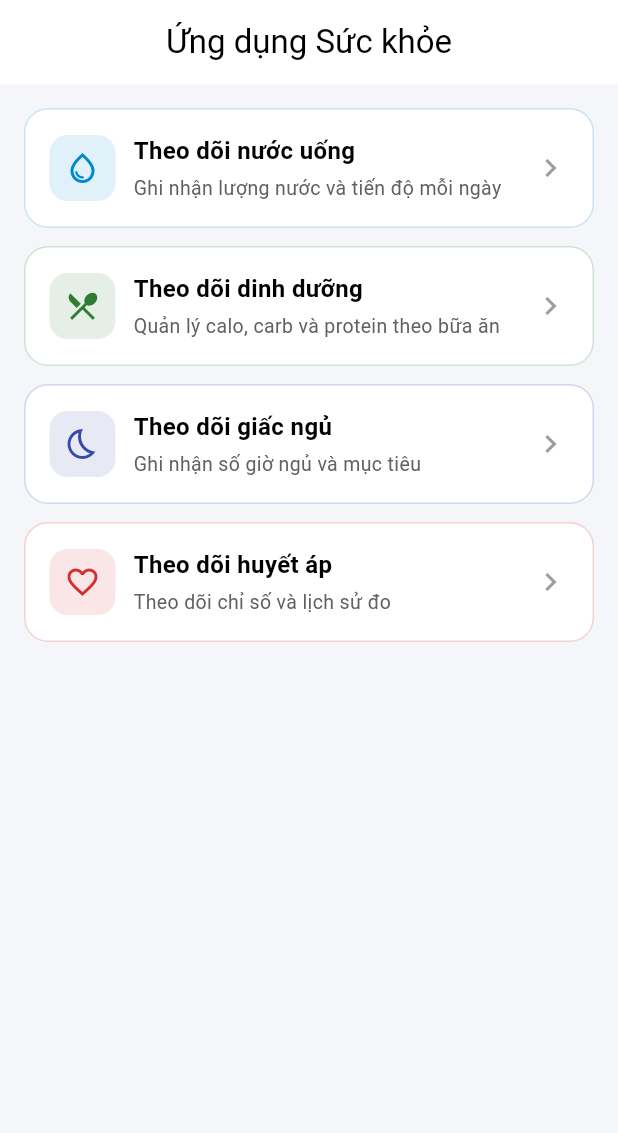
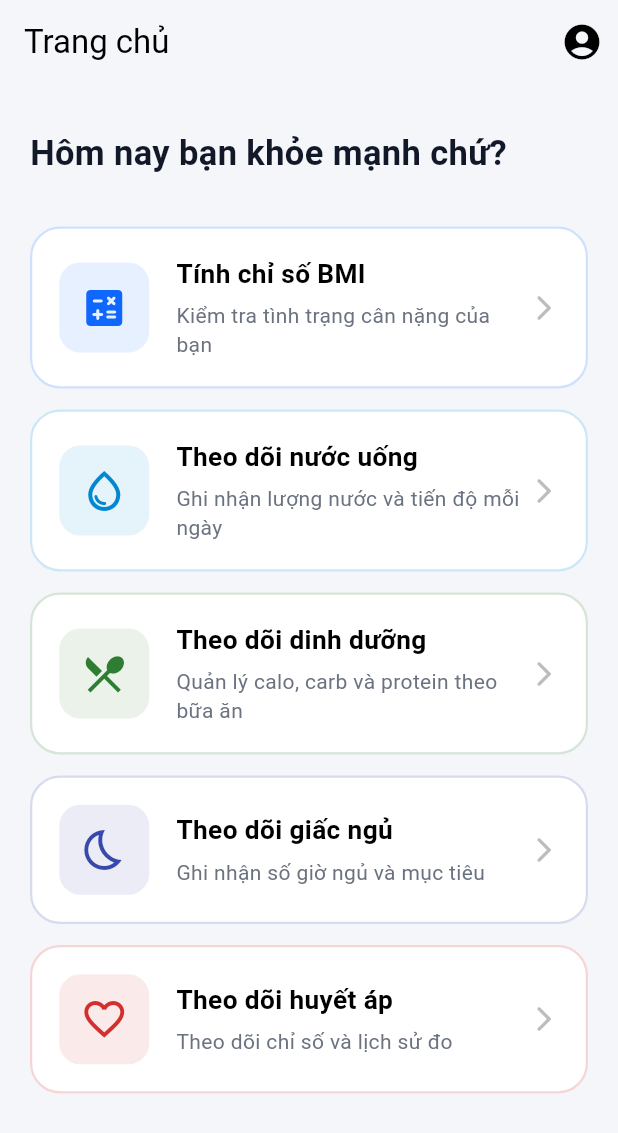
Before and after one commit to HuyTuan-2005/wellness-app, a Flutter app: the HomeScreen screen opened directly, on a phone screen of 412 x 824 dp. Shown: the top 1133 px of the screen. Run offline on Flutter 3.47's test engine with Material 3 defaults, Android fonts, the phone set to English and light mode, and no system bars.

Commit message:
fix error

```diff
--- a/lib/app.dart
+++ b/lib/app.dart
@@ -2,6 +2,7 @@ import 'package:flutter/material.dart';
 import 'package:wellness_app/core/theme/app_theme.dart';
 import 'package:wellness_app/features/BMI/screens/BMI_screen.dart';
 import 'package:wellness_app/features/appointment/screens/appointment_list_screen.dart';
+import 'package:wellness_app/features/home/screens/home_screen.dart';
 import 'package:wellness_app/features/medication/screens/medication_list_screen.dart';
 import 'package:wellness_app/features/profile/screens/profile_screen.dart';
 
@@ -19,7 +20,7 @@ class WellnessApp extends StatelessWidget {
 
       // home: const DashboardScreen(),
       // home: const MedicationListScreen(),
-      home: const ProfileScreen(),
+      home: const HomeScreen(),
     );
   }
 }
--- a/lib/features/home/screens/home_screen.dart
+++ b/lib/features/home/screens/home_screen.dart
@@ -1,5 +1,8 @@
 import 'package:flutter/material.dart';
 import 'package:wellness_app/features/blood_pressure/screens/blood_pressure_tracking_screen.dart';
+import '../../../core/theme/app_colors.dart';
+import 'package:wellness_app/features/profile/screens/profile_screen.dart';
+import 'package:wellness_app/features/BMI/screens/BMI_screen.dart';
 import 'package:wellness_app/features/nutrition/screens/nutrition_tracking_screen.dart';
 import 'package:wellness_app/features/sleep/screens/sleep_tracking_screen.dart';
 import 'package:wellness_app/features/water/screens/water_tracking_screen.dart';
@@ -15,11 +18,58 @@ class _HomeScreenState extends State<HomeScreen> {
   @override
   Widget build(BuildContext context) {
     return Scaffold(
-      appBar: AppBar(title: const Text('Ứng dụng Sức khỏe'), centerTitle: true),
-      body: ListView(
-        padding: const EdgeInsets.all(16),
+      backgroundColor: AppColors.background,
+      appBar: AppBar(
+        title: const Text('Trang chủ'),
+        backgroundColor: AppColors.background,
+        elevation: 0,
+        actions: [
+          IconButton(
+            icon: const Icon(Icons.account_circle, size: 28),
+            onPressed: () {
+              Navigator.push(
+                context,
+                MaterialPageRoute(builder: (context) => const ProfileScreen()),
+              );
+            },
+          ),
+        ],
+      ),
+      body: SingleChildScrollView(
+        padding: const EdgeInsets.all(20),
+        child: Column(
+          crossAxisAlignment: CrossAxisAlignment.start,
           children: [
-          _FeatureTile(
+            const SizedBox(height: 10),
+            const Text(
+              'Hôm nay bạn khỏe mạnh chứ?',
+              style: TextStyle(
+                fontSize: 23,
+                fontWeight: FontWeight.bold,
+                color: AppColors.textPrimary,
+              ),
+            ),
+
+            const SizedBox(height: 32),
+
+            // ==================== CÁC CARD ĐỒNG NHẤT ====================
+            _FeatureCard(
+              title: 'Tính chỉ số BMI',
+              subtitle: 'Kiểm tra tình trạng cân nặng của bạn',
+              icon: Icons.calculate_rounded,
+              color: AppColors.primary,
+              onTap: () {
+                Navigator.push(
+                  context,
+                  MaterialPageRoute(
+                    builder: (_) => const BMICalculatorScreen(),
+                  ),
+                );
+              },
+            ),
+            const SizedBox(height: 14),
+
+            _FeatureCard(
               title: 'Theo dõi nước uống',
               subtitle: 'Ghi nhận lượng nước và tiến độ mỗi ngày',
               icon: Icons.water_drop_outlined,
@@ -27,12 +77,15 @@ class _HomeScreenState extends State<HomeScreen> {
               onTap: () {
                 Navigator.push(
                   context,
-                MaterialPageRoute(builder: (_) => const WaterTrackingScreen()),
+                  MaterialPageRoute(
+                    builder: (_) => const WaterTrackingScreen(),
+                  ),
                 );
               },
             ),
-          const SizedBox(height: 12),
-          _FeatureTile(
+            const SizedBox(height: 14),
+
+            _FeatureCard(
               title: 'Theo dõi dinh dưỡng',
               subtitle: 'Quản lý calo, carb và protein theo bữa ăn',
               icon: Icons.restaurant_menu,
@@ -46,8 +99,9 @@ class _HomeScreenState extends State<HomeScreen> {
                 );
               },
             ),
-          const SizedBox(height: 12),
-          _FeatureTile(
+            const SizedBox(height: 14),
+
+            _FeatureCard(
               title: 'Theo dõi giấc ngủ',
               subtitle: 'Ghi nhận số giờ ngủ và mục tiêu',
               icon: Icons.bedtime_outlined,
@@ -55,12 +109,15 @@ class _HomeScreenState extends State<HomeScreen> {
               onTap: () {
                 Navigator.push(
                   context,
-                MaterialPageRoute(builder: (_) => const SleepTrackingScreen()),
+                  MaterialPageRoute(
+                    builder: (_) => const SleepTrackingScreen(),
+                  ),
                 );
               },
             ),
-          const SizedBox(height: 12),
-          _FeatureTile(
+            const SizedBox(height: 14),
+
+            _FeatureCard(
               title: 'Theo dõi huyết áp',
               subtitle: 'Theo dõi chỉ số và lịch sử đo',
               icon: Icons.favorite_outline,
@@ -76,51 +133,41 @@ class _HomeScreenState extends State<HomeScreen> {
             ),
           ],
         ),
+      ),
     );
   }
-}
 
-class _FeatureTile extends StatelessWidget {
-  final String title;
-  final String subtitle;
-  final IconData icon;
-  final Color color;
-  final VoidCallback onTap;
-
-  const _FeatureTile({
-    required this.title,
-    required this.subtitle,
-    required this.icon,
-    required this.color,
-    required this.onTap,
-  });
-
-  @override
-  Widget build(BuildContext context) {
-    return Material(
-      color: Colors.white,
-      borderRadius: BorderRadius.circular(16),
-      child: InkWell(
+  // ==================== WIDGET CARD ĐỒNG NHẤT ====================
+  Widget _FeatureCard({
+    required String title,
+    required String subtitle,
+    required IconData icon,
+    required Color color,
+    required VoidCallback onTap,
+  }) {
+    return GestureDetector(
       onTap: onTap,
-        borderRadius: BorderRadius.circular(16),
       child: Container(
-          padding: const EdgeInsets.all(16),
+        padding: const EdgeInsets.all(18),
         decoration: BoxDecoration(
-            borderRadius: BorderRadius.circular(16),
-            border: Border.all(color: color.withValues(alpha: 0.22)),
+          color: AppColors.surface,
+          borderRadius: BorderRadius.circular(20),
+          border: Border.all(color: color.withOpacity(0.2), width: 1.5),
         ),
         child: Row(
           children: [
+            // Icon
             Container(
-                width: 44,
-                height: 44,
+              padding: const EdgeInsets.all(14),
               decoration: BoxDecoration(
-                  color: color.withValues(alpha: 0.12),
-                  borderRadius: BorderRadius.circular(12),
+                color: color.withOpacity(0.1),
+                borderRadius: BorderRadius.circular(14),
               ),
-                child: Icon(icon, color: color),
+              child: Icon(icon, color: color, size: 32),
             ),
-              const SizedBox(width: 12),
+            const SizedBox(width: 18),
+
+            // Nội dung
             Expanded(
               child: Column(
                 crossAxisAlignment: CrossAxisAlignment.start,
@@ -128,24 +175,30 @@ class _FeatureTile extends StatelessWidget {
                   Text(
                     title,
                     style: const TextStyle(
-                        fontSize: 16,
+                      fontSize: 17.5,
                       fontWeight: FontWeight.w600,
                     ),
                   ),
-                    const SizedBox(height: 4),
+                  const SizedBox(height: 6),
                   Text(
                     subtitle,
                     style: TextStyle(
-                        fontSize: 13,
-                        color: Colors.grey.shade700,
+                      fontSize: 14,
+                      color: AppColors.textSecondary,
+                      height: 1.35,
                     ),
                   ),
                 ],
               ),
             ),
-              Icon(Icons.chevron_right, color: Colors.grey.shade500),
+
+            // Icon mũi tên
+            Icon(
+              Icons.arrow_forward_ios_rounded,
+              size: 20,
+              color: Colors.grey.shade400,
+            ),
           ],
-          ),
         ),
       ),
     );
```
Lines whose indentation alone changed are shown as unchanged.
